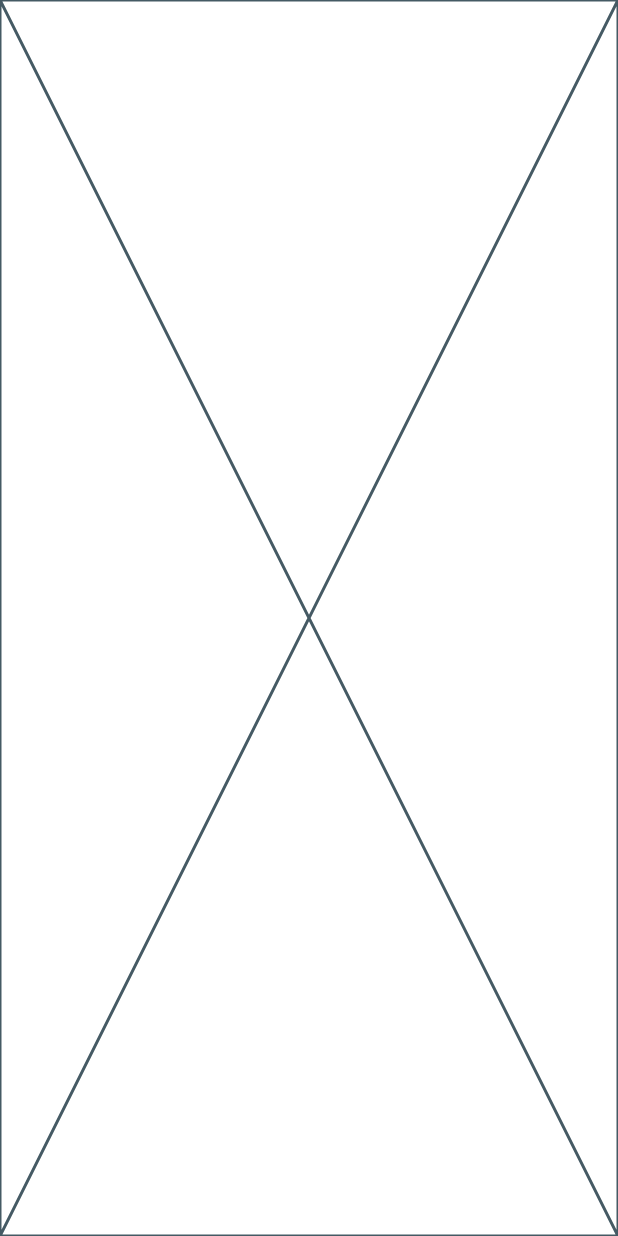
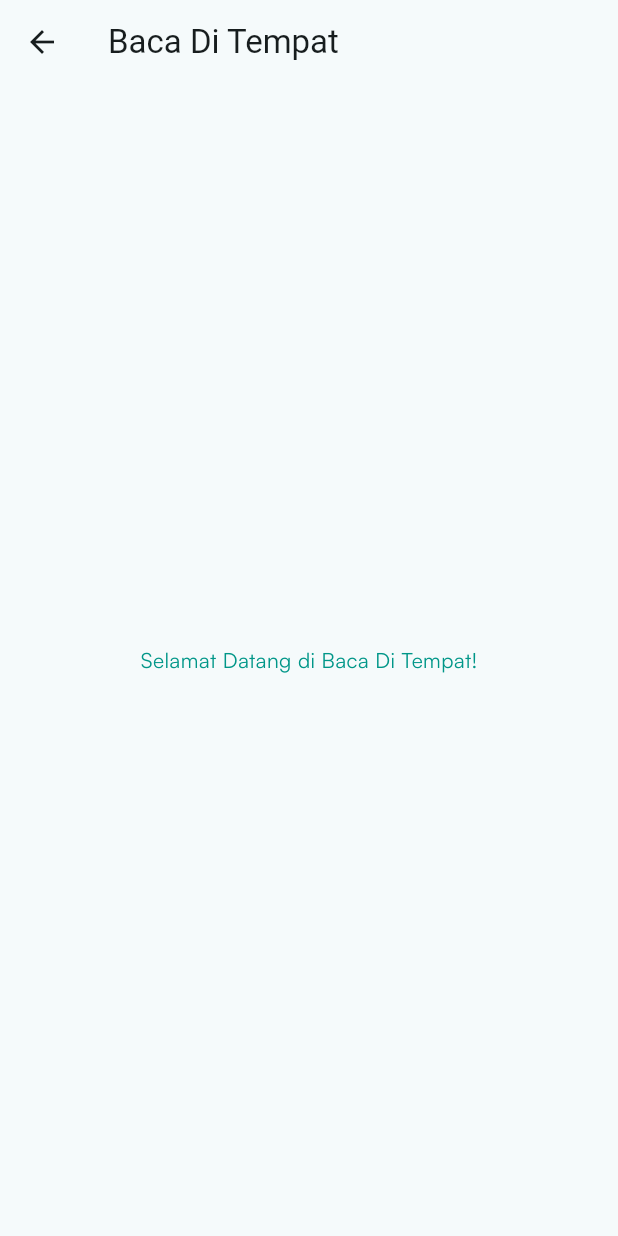
Before and after one commit to LiteraLink/LiteraLink-Mobile, a Flutter app: the HomePage screen opened directly, after a tap on "BacaDiTempat", on a phone screen of 412 x 824 dp. Run offline on Flutter 3.47's test engine with Material 3 defaults, Android fonts, the light colour scheme and no system bars; our stand-ins replace dropdown_button2; missing offline and left inert: pbp_django_auth; network calls fail.

Commit message:
Progress : mulai mendevelop fitur

```diff
--- a/lib/bacaditempat/venue_page.dart
+++ b/lib/bacaditempat/venue_page.dart
@@ -1,15 +1,20 @@
 import 'package:flutter/material.dart';
 
-class VenuePage extends StatefulWidget {
-  const VenuePage({super.key});
-
+class BacaDiTempat extends StatefulWidget {
   @override
-  _VenuePageState createState() => _VenuePageState();
+  _BacaDiTempatState createState() => _BacaDiTempatState();
 }
 
-class _VenuePageState extends State<VenuePage> {
+class _BacaDiTempatState extends State<BacaDiTempat> {
   @override
   Widget build(BuildContext context) {
-    return const Placeholder();
+    return Scaffold(
+      appBar: AppBar(
+        title: Text('Baca Di Tempat'),
+      ),
+      body: Center(
+        child: Text('Selamat Datang di Baca Di Tempat!'),
+      ),
+    );
   }
 }
--- a/lib/homepage/home_page.dart
+++ b/lib/homepage/home_page.dart
@@ -18,7 +18,7 @@ class HomePage extends StatefulWidget {
 
   static List<ShopItem> items = [
     ShopItem("Antar", 'assets/images/Antar_Icon.png', AntarPage()),
-    ShopItem("BacaDiTempat", 'assets/images/Bibliofilia_Icon.png', VenuePage()),
+    ShopItem("BacaDiTempat", 'assets/images/BacaDiTempat_Icon.png', BacaDiTempat()),
     ShopItem("DimanaSajaKapanSaja", 'assets/images/DSKS_Icon.png', DimanaSajaKapanSajaPage()),
     ShopItem("Bibliofilia", 'assets/images/Bibliofilia_Icon.png', ForumPage()),
     ShopItem("Logout", 'assets/images/DSKS_Icon.png', SignInPage()),
```
Also changed, not shown: assets/images/BacaDiTempat_Icon.png (added), lib/bacaditempat/models/venue.dart (added), lib/bacaditempat/screens/menu.dart (added), 2 other files.
